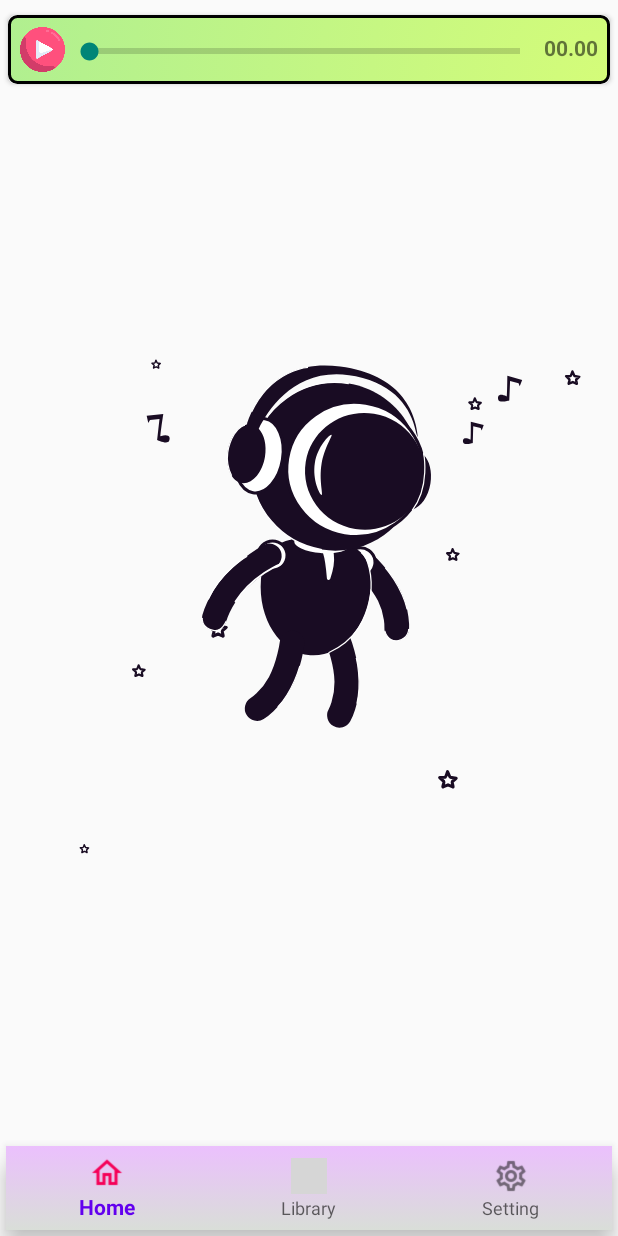
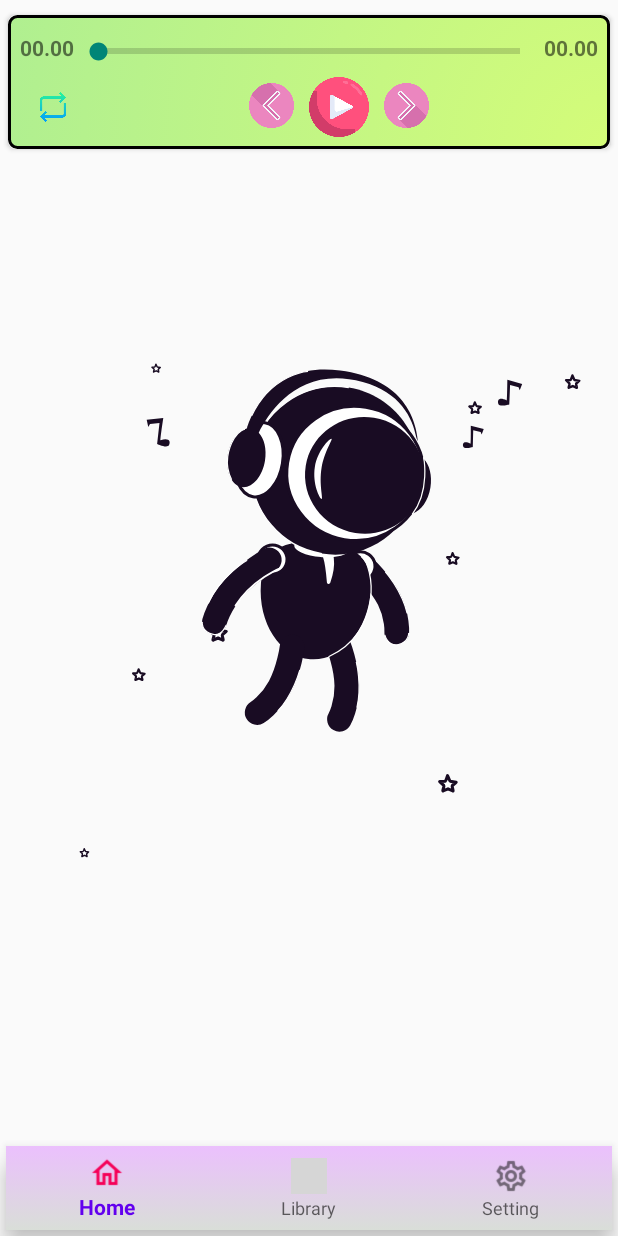
Before and after one commit to vedprakashsing/MusicFun1, an Android app: the MusicPlayerFragment screen opened through its navigation route, on a phone screen of 412 x 824 dp. Run offline under Robolectric (Android 15) with nearby library versions, the phone set to English and light mode, and no system bars; libraries missing offline, so code that uses them is left out: com.spotify.android, com.spotify.protocol, com.spotify.sdk; pictures from the network do not load; grey boxes are pictures that could not be loaded.

Commit message:
Added ViewModel Without Live Data and Change in UI MediaPlayer.

```diff
--- a/app/build.gradle
+++ b/app/build.gradle
@@ -59,4 +59,6 @@ dependencies {
     implementation'androidx.fragment:fragment:1.3.0-alpha04'
     implementation'androidx.activity:activity:1.2.0'
 
+
+
 }
--- a/app/src/main/java/io/app/musicfun/MainActivity.java
+++ b/app/src/main/java/io/app/musicfun/MainActivity.java
@@ -10,6 +10,8 @@ import androidx.fragment.app.Fragment;
 import androidx.fragment.app.FragmentActivity;
 import androidx.fragment.app.FragmentManager;
 import androidx.fragment.app.FragmentTransaction;
+import androidx.lifecycle.ViewModel;
+import androidx.lifecycle.ViewModelProvider;
 
 import android.Manifest;
 import android.content.Intent;
@@ -28,6 +30,7 @@ import com.spotify.protocol.types.Track;
 import com.spotify.sdk.android.authentication.AuthenticationClient;
 import com.spotify.sdk.android.authentication.AuthenticationResponse;
 
+import io.app.musicfun.ViewModel.SongListViewModel;
 import io.app.musicfun.databinding.ActivityMainBinding;
 
 public class MainActivity extends AppCompatActivity {
@@ -42,7 +45,6 @@ public class MainActivity extends AppCompatActivity {
     private boolean checkPermission;
     int nexItem;
 
-
     @Override
     protected void onCreate(Bundle savedInstanceState) {
         super.onCreate(savedInstanceState);
@@ -50,6 +52,7 @@ public class MainActivity extends AppCompatActivity {
         View view = binding.getRoot();
         setContentView(view);
         bottomNavigation(binding.bottomToolbar);
+        final SongListViewModel songListViewModel = new ViewModelProvider(this).get(SongListViewModel.class);
     }
 
 
@@ -269,5 +272,11 @@ public class MainActivity extends AppCompatActivity {
          }
      }
 
+     @Override
+    public void onDestroy(){
+        super.onDestroy();
+        Toast.makeText(MainActivity.this,"ActivityGetDestroed",Toast.LENGTH_SHORT).show();
+     }
+
 
 }
--- a/app/src/main/java/io/app/musicfun/Models/Songs.java
+++ b/app/src/main/java/io/app/musicfun/Models/Songs.java
@@ -1,6 +1,7 @@
 package io.app.musicfun.Models;
 
 import android.net.Uri;
+
 
 public class Songs {
     private Uri songUri;
@@ -10,6 +11,7 @@ public class Songs {
     private long id;
     private int duration;
     private int size;
+
 
     public Songs(Uri songUri, String name, String artist, String title, long id, int duration, int size) {
         this.songUri = songUri;
--- /dev/null
+++ b/app/src/main/java/io/app/musicfun/ViewModel/SongListViewModel.java
@@ -0,0 +1,24 @@
+package io.app.musicfun.ViewModel;
+
+
+import androidx.lifecycle.ViewModel;
+
+import java.util.List;
+
+import io.app.musicfun.Models.Songs;
+
+public class SongListViewModel extends ViewModel{
+List<Songs> songsList;
+
+    public SongListViewModel() {
+        //to get use
+    }
+
+    public List<Songs> getSongsList() {
+        return songsList;
+    }
+
+    public void setSongsList(List<Songs> songsList) {
+        this.songsList = songsList;
+    }
+}
--- a/app/src/main/res/layout/fragment_music_player.xml
+++ b/app/src/main/res/layout/fragment_music_player.xml
@@ -1,59 +1,126 @@
 <?xml version="1.0" encoding="utf-8"?>
 <FrameLayout xmlns:android="http://schemas.android.com/apk/res/android"
+    xmlns:app="http://schemas.android.com/apk/res-auto"
     xmlns:tools="http://schemas.android.com/tools"
-    xmlns:app="http://schemas.android.com/apk/res-auto"
     android:id="@+id/musicPlayerFragment"
     android:layout_width="match_parent"
     android:layout_height="match_parent"
     android:tag="@string/musicPlayerFragment"
+    android:orientation="vertical"
     tools:context=".MusicPlayerFragment">
 
     <!-- TODO: Update blank fragment layout -->
-    <com.airbnb.lottie.LottieAnimationView
-        android:id="@+id/animationView"
-        android:layout_width="match_parent"
-        android:layout_height="wrap_content"
-        app:lottie_rawRes="@raw/musicplay"
-        app:lottie_autoPlay="true"
-        app:lottie_loop="true"/>
+
 
     <androidx.cardview.widget.CardView
         android:layout_width="match_parent"
         android:layout_height="wrap_content"
         android:layout_marginStart="5dp"
+        android:layout_marginTop="10dp"
         android:layout_marginEnd="5dp"
         android:layout_marginBottom="5dp"
-        android:layout_marginTop="10dp"
         app:cardCornerRadius="5dp">
+
         <LinearLayout
             android:layout_width="match_parent"
             android:layout_height="match_parent"
-            android:background="@drawable/player_area_background">
-        <ImageView
-            android:id="@+id/musicPlayerPlayButton"
-            android:layout_width="30dp"
-            android:layout_height="30dp"
-            android:src="@drawable/play"
-            android:layout_marginTop="8dp"
+            android:background="@drawable/player_area_background"
+            android:orientation="vertical">
+
+            <LinearLayout
+                android:layout_width="match_parent"
+                android:layout_height="wrap_content">
+
+                <TextView
+                    android:id="@+id/updateTimeOfSong"
+                    android:layout_width="wrap_content"
+                    android:layout_height="wrap_content"
                     android:layout_marginStart="8dp"
-            android:layout_marginBottom="8dp"/>
+                    android:layout_marginTop="12dp"
+                    android:text="00.00"
+                    android:textStyle="bold" />
+
                 <SeekBar
                     android:id="@+id/musicProgressBar"
                     style="?android:attr/progressBarStyleHorizontal"
                     android:layout_width="wrap_content"
                     android:layout_height="wrap_content"
-                android:layout_weight="1"
-                android:layout_marginTop="15dp"/>
+                    android:layout_marginTop="15dp"
+                    android:layout_weight="1" />
+
                 <TextView
-                android:id="@+id/updateTimeOfSong"
+                    android:id="@+id/remainingTimeOfSong"
                     android:layout_width="wrap_content"
                     android:layout_height="wrap_content"
                     android:layout_marginTop="12dp"
                     android:layout_marginEnd="8dp"
                     android:text="00.00"
-                android:textStyle="bold"/>
+                    android:textStyle="bold" />
+            </LinearLayout>
+
+            <LinearLayout
+                android:layout_width="match_parent"
+                android:layout_height="wrap_content">
+
+                <ImageView
+                    android:id="@+id/loopOption"
+                    android:layout_width="20dp"
+                    android:layout_height="20dp"
+                    android:layout_marginTop="18dp"
+                    android:layout_marginBottom="8dp"
+                    android:layout_marginStart="20dp"
+                    android:src="@drawable/loop_button"/>
+                <View
+                    android:layout_width="0dp"
+                    android:layout_height="0dp"
+                    android:layout_weight="1"/>
+
+                <ImageView
+                    android:id="@+id/previousPlayButton"
+                    android:layout_width="30dp"
+                    android:layout_height="30dp"
+                    android:layout_marginTop="12dp"
+                    android:layout_marginBottom="8dp"
+                    android:layout_marginEnd="10dp"
+                    android:src="@drawable/prev_button" />
+
+                <ImageView
+                    android:id="@+id/musicPlayerPlayButton"
+                    android:layout_width="40dp"
+                    android:layout_height="40dp"
+                    android:layout_marginTop="8dp"
+                    android:layout_marginBottom="8dp"
+                    android:src="@drawable/play" />
+
+                <ImageView
+                    android:id="@+id/nextPlayButton"
+                    android:layout_width="30dp"
+                    android:layout_height="30dp"
+                    android:layout_marginTop="12dp"
+                    android:layout_marginBottom="8dp"
+                    android:layout_marginStart="10dp"
+                    android:src="@drawable/next_button" />
+
+                <View
+                    android:layout_width="0dp"
+                    android:layout_height="0dp"
+                    android:layout_weight="1"/>
+
+            </LinearLayout>
+
+
         </LinearLayout>
 
     </androidx.cardview.widget.CardView>
 
+    <com.airbnb.lottie.LottieAnimationView
+        android:id="@+id/animationView"
+        android:layout_width="match_parent"
+        android:layout_height="wrap_content"
+        android:layout_marginTop="5dp"
+        app:lottie_autoPlay="true"
+        app:lottie_loop="true"
+        app:lottie_rawRes="@raw/musicplay"/>
+
+
 </FrameLayout>
```
Also changed, not shown: app/src/main/java/io/app/musicfun/DeviceMusicFragment.java (+5 -3 lines), app/src/main/java/io/app/musicfun/ListAdapter/SongListAdapter.java (+8 -7 lines), app/src/main/java/io/app/musicfun/MusicPlayerFragment.java (+148 -78 lines), app/src/main/res/drawable-v24/loop_button.png (added), app/src/main/res/drawable-v24/next_button.png (added), app/src/main/res/drawable-v24/prev_button.png (added). Lines whose indentation alone changed are shown as unchanged.
